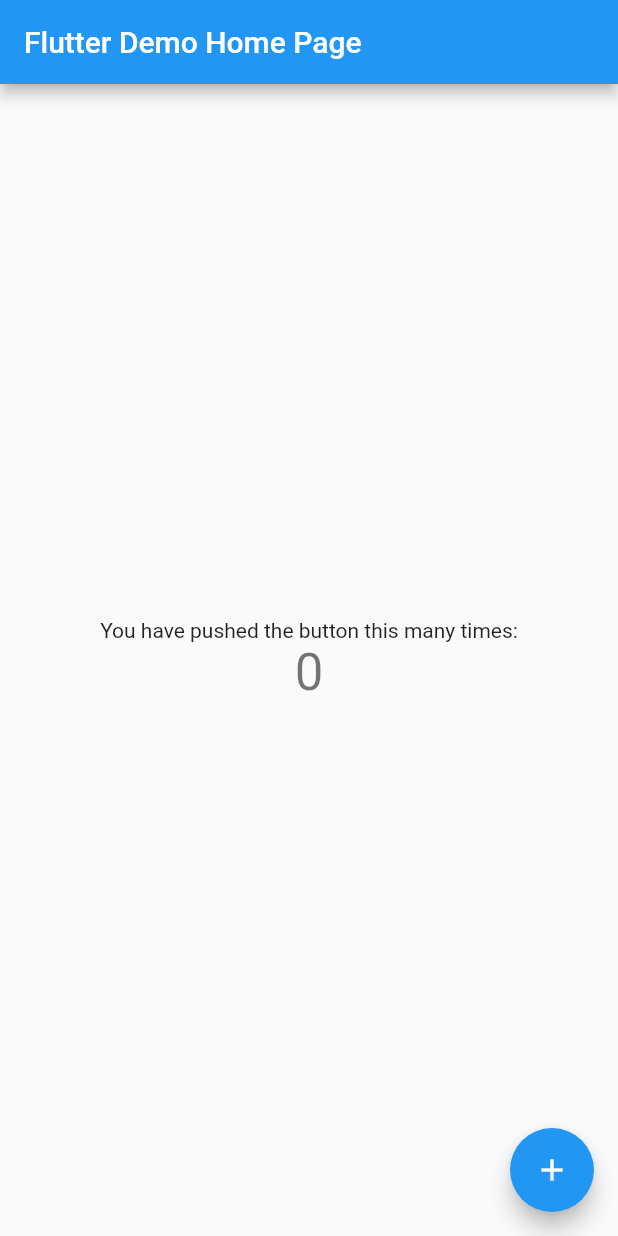
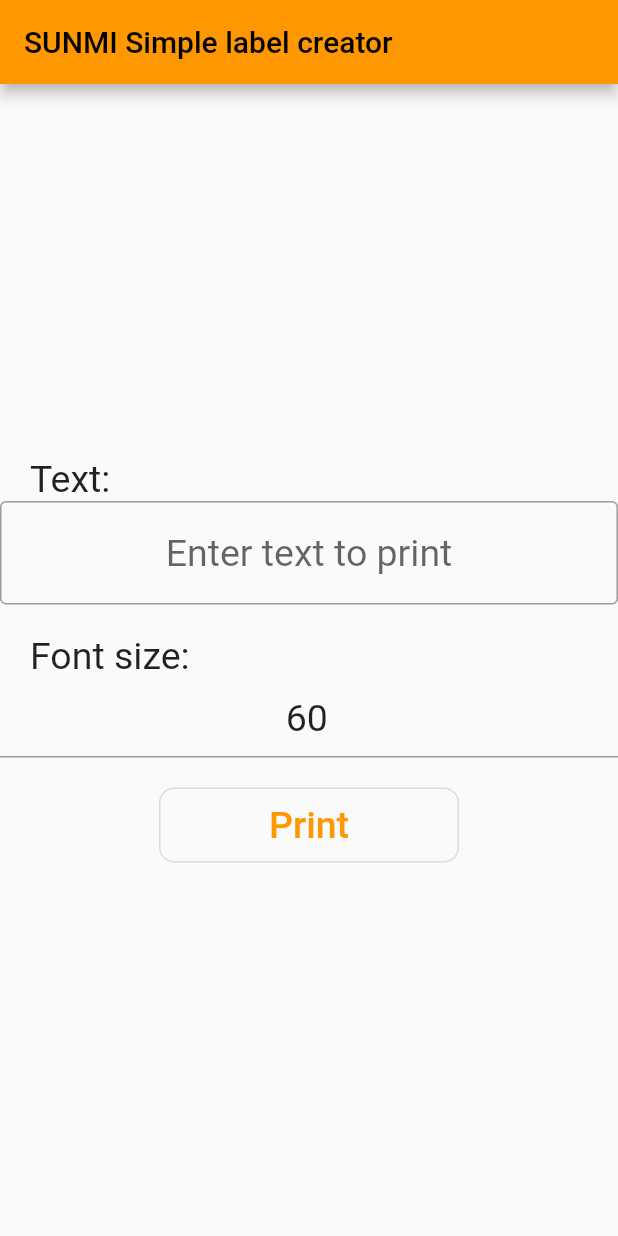
Before and after one commit to yuki-maruyama/sunmi_simple_label_creator, a Flutter app: the screen it shows after launch, on a phone screen of 412 x 824 dp. Run offline on Flutter 3.47's test engine with Material 2 defaults, Android fonts, the phone set to English and light mode, and no system bars; missing offline and left inert: sunmi_printer_plus.

Commit message:
Add: simple label creator

```diff
--- a/lib/main.dart
+++ b/lib/main.dart
@@ -1,4 +1,7 @@
 import 'package:flutter/material.dart';
+import 'package:flutter/services.dart';
+import 'package:sunmi_printer_plus/enums.dart';
+import 'package:sunmi_printer_plus/sunmi_printer_plus.dart';
 
 void main() {
   runApp(const MyApp());
@@ -7,39 +10,21 @@ void main() {
 class MyApp extends StatelessWidget {
   const MyApp({super.key});
 
-  // This widget is the root of your application.
   @override
   Widget build(BuildContext context) {
+    SystemChrome.setEnabledSystemUIMode(SystemUiMode.manual, overlays: [SystemUiOverlay.bottom]);
     return MaterialApp(
-      title: 'Flutter Demo',
+      title: 'SUNMI Simple label creator',
       theme: ThemeData(
-        // This is the theme of your application.
-        //
-        // Try running your application with "flutter run". You'll see the
-        // application has a blue toolbar. Then, without quitting the app, try
-        // changing the primarySwatch below to Colors.green and then invoke
-        // "hot reload" (press "r" in the console where you ran "flutter run",
-        // or simply save your changes to "hot reload" in a Flutter IDE).
-        // Notice that the counter didn't reset back to zero; the application
-        // is not restarted.
-        primarySwatch: Colors.blue,
+        primarySwatch: Colors.orange,
       ),
-      home: const MyHomePage(title: 'Flutter Demo Home Page'),
+      home: const MyHomePage(title: 'SUNMI Simple label creator'),
     );
   }
 }
 
 class MyHomePage extends StatefulWidget {
   const MyHomePage({super.key, required this.title});
-
-  // This widget is the home page of your application. It is stateful, meaning
-  // that it has a State object (defined below) that contains fields that affect
-  // how it looks.
-
-  // This class is the configuration for the state. It holds the values (in this
-  // case the title) provided by the parent (in this case the App widget) and
-  // used by the build method of the State. Fields in a Widget subclass are
-  // always marked "final".
 
   final String title;
 
@@ -48,68 +33,141 @@ class MyHomePage extends StatefulWidget {
 }
 
 class _MyHomePageState extends State<MyHomePage> {
-  int _counter = 0;
+  String _text = '';
+  int _fontSize = 60;
 
-  void _incrementCounter() {
-    setState(() {
-      // This call to setState tells the Flutter framework that something has
-      // changed in this State, which causes it to rerun the build method below
-      // so that the display can reflect the updated values. If we changed
-      // _counter without calling setState(), then the build method would not be
-      // called again, and so nothing would appear to happen.
-      _counter++;
-    });
+  @override
+  void initState() {
+    super.initState();
+    SunmiPrinter.bindingPrinter();
   }
 
   @override
   Widget build(BuildContext context) {
-    // This method is rerun every time setState is called, for instance as done
-    // by the _incrementCounter method above.
-    //
-    // The Flutter framework has been optimized to make rerunning build methods
-    // fast, so that you can just rebuild anything that needs updating rather
-    // than having to individually change instances of widgets.
     return Scaffold(
       appBar: AppBar(
-        // Here we take the value from the MyHomePage object that was created by
-        // the App.build method, and use it to set our appbar title.
         title: Text(widget.title),
       ),
       body: Center(
-        // Center is a layout widget. It takes a single child and positions it
-        // in the middle of the parent.
         child: Column(
-          // Column is also a layout widget. It takes a list of children and
-          // arranges them vertically. By default, it sizes itself to fit its
-          // children horizontally, and tries to be as tall as its parent.
-          //
-          // Invoke "debug painting" (press "p" in the console, choose the
-          // "Toggle Debug Paint" action from the Flutter Inspector in Android
-          // Studio, or the "Toggle Debug Paint" command in Visual Studio Code)
-          // to see the wireframe for each widget.
-          //
-          // Column has various properties to control how it sizes itself and
-          // how it positions its children. Here we use mainAxisAlignment to
-          // center the children vertically; the main axis here is the vertical
-          // axis because Columns are vertical (the cross axis would be
-          // horizontal).
           mainAxisAlignment: MainAxisAlignment.center,
           children: <Widget>[
-            const Text(
-              'You have pushed the button this many times:',
+            const Align(
+              alignment: Alignment.centerLeft,
+              child: Padding(
+                padding: EdgeInsets.only(left: 20),
+                child: Text(
+                  'Text:',
+                  style: TextStyle(fontSize: 25   ),
+                ),
+              ),
             ),
-            Text(
-              '$_counter',
-              style: Theme.of(context).textTheme.headlineMedium,
+            TextFormField(
+              style: const TextStyle(fontSize: 25),
+              decoration: (
+                const InputDecoration(
+                  border: OutlineInputBorder(),
+                  hintText: 'Enter text to print',
+                )
+              ),
+              onChanged: (String value) {
+                setState(() {
+                  _text = value;
+                });
+              },
+              textAlign: TextAlign.center,
+            ),
+            const Padding(
+              padding: EdgeInsets.only(top: 20)
+            ),
+            const Align(
+              alignment: Alignment.centerLeft,
+              child: Padding(
+                padding: EdgeInsets.only(left: 20),
+                child: Text(
+                  'Font size:',
+                  style: TextStyle(fontSize: 25),
+                ),
+              ),
+            ),
+            TextFormField(
+              style: const TextStyle(fontSize: 25),
+              initialValue: _fontSize.toString(),
+              onChanged: (String value) {
+                setState(() {
+                  if (int.tryParse(value) != null) {
+                    _fontSize = int.parse(value);
+                  }
+                });
+              },
+              onEditingComplete: () {
+                FocusScope.of(context).unfocus();
+              },
+              keyboardType: TextInputType.number,
+              textAlign: TextAlign.center,
+            ),
+            const Padding(
+              padding: EdgeInsets.only(top: 20),
+            ),
+            OutlinedButton(
+              style: OutlinedButton.styleFrom(
+                minimumSize: const Size(200, 50),
+                shape: const RoundedRectangleBorder(
+                  borderRadius: BorderRadius.all(Radius.circular(10)),
+                ),
+              ),
+              onPressed: () async {
+                if (_text.isEmpty) {
+                  showDialog(
+                    context: context,
+                    builder: (BuildContext context) {
+                      return AlertDialog(
+                        title: const Text('Error'),
+                        content: const Text('Text to print is empty\nPlease enter text to print'),
+                        actions: <Widget>[
+                          TextButton(
+                            onPressed: () {
+                              Navigator.of(context).pop();
+                            },
+                            child: const Text('OK'),
+                          ),
+                        ],
+                      );
+                    },
+                  );
+                  return;
+                }
+                bool? isPrinted = await printLabel(_fontSize, _text);
+                if (!mounted) return;
+                // show snackbar if printed
+                if (isPrinted != null && isPrinted) {
+                  ScaffoldMessenger.of(context).showSnackBar(
+                    const SnackBar(
+                      content: Text('Label printed'),
+                    ),
+                  );
+                }
+              },
+              child: const Text(
+                'Print',
+                style: TextStyle(fontSize: 25),
+              ),
             ),
           ],
         ),
       ),
-      floatingActionButton: FloatingActionButton(
-        onPressed: _incrementCounter,
-        tooltip: 'Increment',
-        child: const Icon(Icons.add),
-      ), // This trailing comma makes auto-formatting nicer for build methods.
     );
   }
 }
+
+
+Future<bool?> printLabel(int fontSize, String text) async {
+  await SunmiPrinter.startTransactionPrint();
+  await SunmiPrinter.setAlignment(SunmiPrintAlign.CENTER);
+  await SunmiPrinter.setCustomFontSize(fontSize);
+  await SunmiPrinter.printText(text);
+  await SunmiPrinter.lineWrap(4);
+  await SunmiPrinter.submitTransactionPrint();
+  await SunmiPrinter.exitTransactionPrint(true);
+  return true;
+}
--- a/pubspec.yaml
+++ b/pubspec.yaml
@@ -1,4 +1,4 @@
-name: label_creator
+name: sunmi_simple_label_creator
 description: Label creator for SUNMI devices.
 # The following line prevents the package from being accidentally published to
 # pub.dev using `flutter pub publish`. This is preferred for private packages.
@@ -35,7 +35,7 @@ dependencies:
   # The following adds the Cupertino Icons font to your application.
   # Use with the CupertinoIcons class for iOS style icons.
   cupertino_icons: ^1.0.2
-  sunmi_printer: ^1.0.4
+  sunmi_printer_plus: ^2.1.1
 
 dev_dependencies:
   flutter_test:
```
Also changed, not shown: pubspec.lock, 1 other file.
